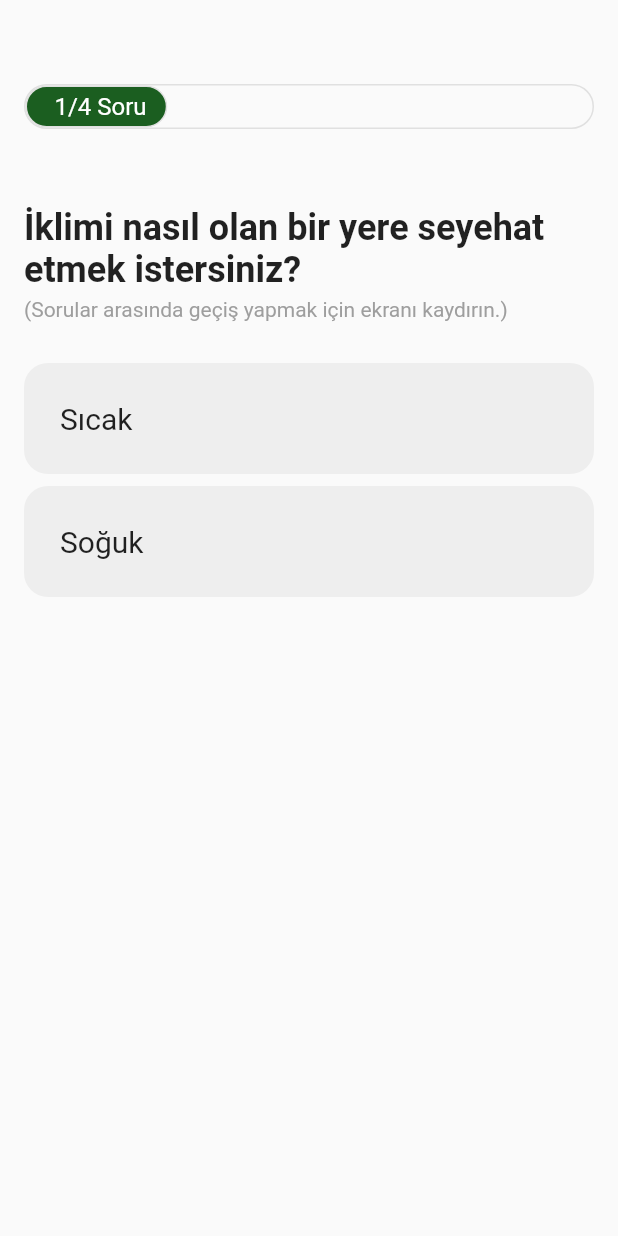
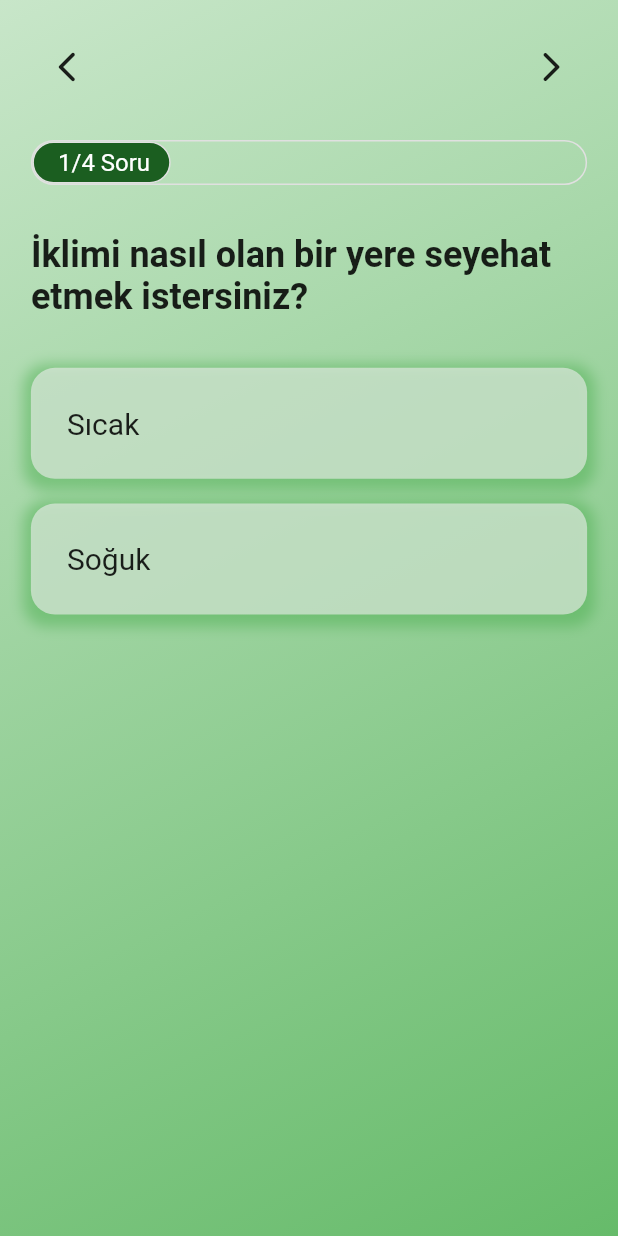
Before and after one commit to rabiaokatan/VacationApp, a Flutter app: the QuestionScreen screen opened directly, on a phone screen of 412 x 824 dp. Run offline on Flutter 3.47's test engine with Material 2 defaults, Android fonts, the light colour scheme and no system bars; drawn by our look-alikes of flutter_animation_progress_bar.

Commit message:
screens are made responsive

```diff
--- a/lib/screens/question_screen.dart
+++ b/lib/screens/question_screen.dart
@@ -42,7 +42,7 @@ class _QuestionScreenState extends State<QuestionScreen> {
     // }
   }
 
-  void nextQuestion({int ?index}) {
+  void nextQuestion({int? index}) {
     final nextPage = controller!.page!.toInt() + 1;
     final indexPage = index ?? nextPage.toInt();
 
--- a/lib/widgets/options_widget.dart
+++ b/lib/widgets/options_widget.dart
@@ -1,6 +1,8 @@
 import 'package:flutter/material.dart';
 import 'package:flutter_vacation_app/models/option.dart';
 import 'package:flutter_vacation_app/models/question.dart';
+
+import '../responsive.dart';
 
 class OptionsWidget extends StatelessWidget {
   final Question question;
@@ -22,16 +24,28 @@ class OptionsWidget extends StatelessWidget {
 
   Widget buildOption(BuildContext context, Option option) {
     final color = getColorForOption(option, question);
+    Size _size = MediaQuery.of(context).size;
+    bool isMobile = Responsive.isMobile(context);
+    bool isTablet= Responsive.isTablet(context);
+    bool isDesktop= Responsive.isDesktop(context);
 
     return GestureDetector(
       onTap: () => onClickedOption(option),
       child: Padding(
-        padding: const EdgeInsets.only(bottom: 8.0),
+        padding: EdgeInsets.only(bottom: _size.height*( isMobile ? 0.02 : isTablet ? 0.015 : 0.018)),
         child: Container(
           padding: EdgeInsets.all(12),
           decoration: BoxDecoration(
             color: color,
             borderRadius: BorderRadius.circular(16),
+            boxShadow: [
+              BoxShadow(
+                color: Colors.green.withOpacity(0.5),
+                spreadRadius: 5,
+                blurRadius: 7,
+                offset: Offset(0, 3), // changes position of shadow
+              ),
+            ],
           ),
           child: Column(
             children: [
@@ -61,7 +75,7 @@ class OptionsWidget extends StatelessWidget {
     final isSelected = option == question.selectedOption;
 
     if (!isSelected) {
-      return Colors.grey.shade200;
+      return Colors.grey.shade200.withOpacity(0.6);
     } else {
       return Colors.green;
     }
--- a/lib/widgets/questions_widget.dart
+++ b/lib/widgets/questions_widget.dart
@@ -2,9 +2,10 @@ import 'package:flutter/material.dart';
 import 'package:flutter_vacation_app/models/option.dart';
 import 'package:flutter_vacation_app/models/question.dart';
 import 'package:flutter_animation_progress_bar/flutter_animation_progress_bar.dart';
+import 'package:flutter_vacation_app/responsive.dart';
+import 'package:flutter_vacation_app/screens/question_screen.dart';
 import 'package:flutter_vacation_app/screens/welcome_screen.dart';
 import 'package:flutter_vacation_app/widgets/options_widget.dart';
-import 'package:shared_preferences/shared_preferences.dart';
 
 class QuestionsWidget extends StatelessWidget {
   final PageController controller;
@@ -13,6 +14,7 @@ class QuestionsWidget extends StatelessWidget {
 
   QuestionsWidget({
     Key? key,
+    // required this.context,
     required this.controller,
     required this.onChangedPage,
     required this.onClickedOption,
@@ -20,15 +22,8 @@ class QuestionsWidget extends StatelessWidget {
 
   @override
   Widget build(BuildContext context) {
-
-    Future<void> sharedPref () async{
-     SharedPreferences preferences = await SharedPreferences.getInstance();
-     await preferences.clear();
-    }
-
     return WillPopScope(
       onWillPop: () async {
-        await sharedPref();
         Navigator.push(
             context, MaterialPageRoute(builder: (context) => WelcomeScreen()));
         return false;
@@ -39,24 +34,62 @@ class QuestionsWidget extends StatelessWidget {
         itemCount: questions.length,
         itemBuilder: (context, index) {
           final question = questions[index];
-          return buildQuestion(question: question);
+          return buildQuestion(question: question, context: context);
         },
       ),
     );
   }
 
   Widget buildQuestion({
-    BuildContext ? context,
+    required BuildContext? context,
     required Question question,
-  }) =>
-      SafeArea(
+  }) {
+    Size _size = MediaQuery.of(context!).size;
+    bool isMobile = Responsive.isMobile(context);
+    bool isTablet= Responsive.isTablet(context);
+    bool isDesktop= Responsive.isDesktop(context);
+    return SafeArea(
       child: Container(
-          padding: const EdgeInsets.all(16),
+        padding: isMobile
+            ? EdgeInsets.all(_size.width*0.05)
+            : isTablet
+                ? EdgeInsets.symmetric(vertical: _size.height*0.05, horizontal: _size.width*0.2)
+                : EdgeInsets.symmetric(vertical: _size.height*0.10, horizontal: _size.width*0.1),
+        decoration: BoxDecoration(
+          gradient: LinearGradient(
+            begin: Alignment.topLeft,
+            end: Alignment.bottomRight,
+            colors: <Color>[Colors.green.shade100, Colors.green.shade400],
+          ),
+        ),
         child: Column(
           crossAxisAlignment: CrossAxisAlignment.start,
           children: [
-              const SizedBox(height: 40),
-              FAProgressBar(
+            Row(
+              mainAxisAlignment: MainAxisAlignment.spaceBetween,
+              children: [
+                IconButton(
+                  onPressed: () {
+                    controller.previousPage(
+                        duration: Duration(milliseconds: 300),
+                        curve: Curves.easeInOut);
+                  },
+                  icon: Icon(Icons.arrow_back_ios_new_rounded),
+                ),
+                IconButton(
+                  onPressed: () {
+                    controller.nextPage(
+                        duration: Duration(milliseconds: 300),
+                        curve: Curves.easeInOut);
+                  },
+                  icon: Icon(Icons.arrow_forward_ios_rounded),
+                ),
+              ],
+            ),
+           SizedBox(height:_size.height*0.03),
+            Padding(
+              padding: isDesktop ? EdgeInsets.symmetric(vertical: _size.height*0.02, horizontal: _size.width*0.2) : EdgeInsets.all(0),
+              child: FAProgressBar(
                 border: Border.all(color: Colors.grey.shade300),
                 borderRadius: BorderRadius.circular(30),
                 progressColor: Colors.green.shade900,
@@ -68,37 +101,32 @@ class QuestionsWidget extends StatelessWidget {
                   color: Colors.white,
                 ),
               ),
-              const SizedBox(height: 32),
-              // Center(
-              //   child: Text(
-              //     "Soru ${question.id} / 4",
-              //     style: TextStyle(fontSize: 27, color: Colors.grey),
-              //   ),
-              // ),
-              // const SizedBox(height: 10),
-              // Divider(thickness: 1),
-              const SizedBox(height: 20),
-              Text(
+            ),
+           SizedBox(height:_size.height*0.04),
+            Padding(
+              padding: isDesktop ? EdgeInsets.symmetric(vertical: _size.height*0.02, horizontal: _size.width*0.2) : EdgeInsets.all(0),
+              child: Text(
                 question.text,
                 style: TextStyle(fontWeight: FontWeight.bold, fontSize: 24),
               ),
-              SizedBox(height: 4),
-              Text(
-                '(Sorular arasında geçiş yapmak için ekranı kaydırın.)',
-                style: TextStyle(color: Colors.grey),
             ),
-              SizedBox(height: 28),
+           SizedBox(height: _size.height*0.04),
+
               Expanded(
+                child: Padding(
+                 padding: isDesktop ? EdgeInsets.symmetric(vertical: _size.height*0.02, horizontal: _size.width*0.2) : EdgeInsets.all(0),
                   child: OptionsWidget(
                     question: question,
                     onClickedOption: onClickedOption,
                   ),
                 ),
-              question.id==4 ?
-              GestureDetector(
+              ),
+
+            question.id == 4
+                ? GestureDetector(
                     child: Center(
                       child: Padding(
-                      padding: const EdgeInsets.only(bottom:18.0),
+                        padding: const EdgeInsets.only(bottom: 18.0),
                         child: Container(
                           decoration: BoxDecoration(
                             color: Colors.green.shade900,
@@ -111,7 +139,9 @@ class QuestionsWidget extends StatelessWidget {
                             child: Text(
                               'Sonuçları Göster',
                               style: TextStyle(
-                                fontSize: 15, fontWeight: FontWeight.w700, color: Colors.white),
+                                  fontSize: 15,
+                                  fontWeight: FontWeight.w700,
+                                  color: Colors.white),
                             ),
                           ),
                         ),
@@ -125,10 +155,11 @@ class QuestionsWidget extends StatelessWidget {
                       //   ),
                       // );
                     },
-                ) : Container(),
-              // Center(child: Text('Sorular arasında geçiş için ekranı kaydırın.', style: TextStyle(color: Colors.grey),))
+                  )
+                : Container(),
           ],
         ),
       ),
     );
   }
+}
--- a/pubspec.yaml
+++ b/pubspec.yaml
@@ -29,7 +29,6 @@ dependencies:
   # Use with the CupertinoIcons class for iOS style icons.
   cupertino_icons: ^1.0.2
   flutter_animation_progress_bar: ^2.0.1
-  shared_preferences: ^2.0.9
 
 dev_dependencies:
   flutter_test:
```
Also changed, not shown: pubspec.lock. Lines whose indentation alone changed are shown as unchanged.
